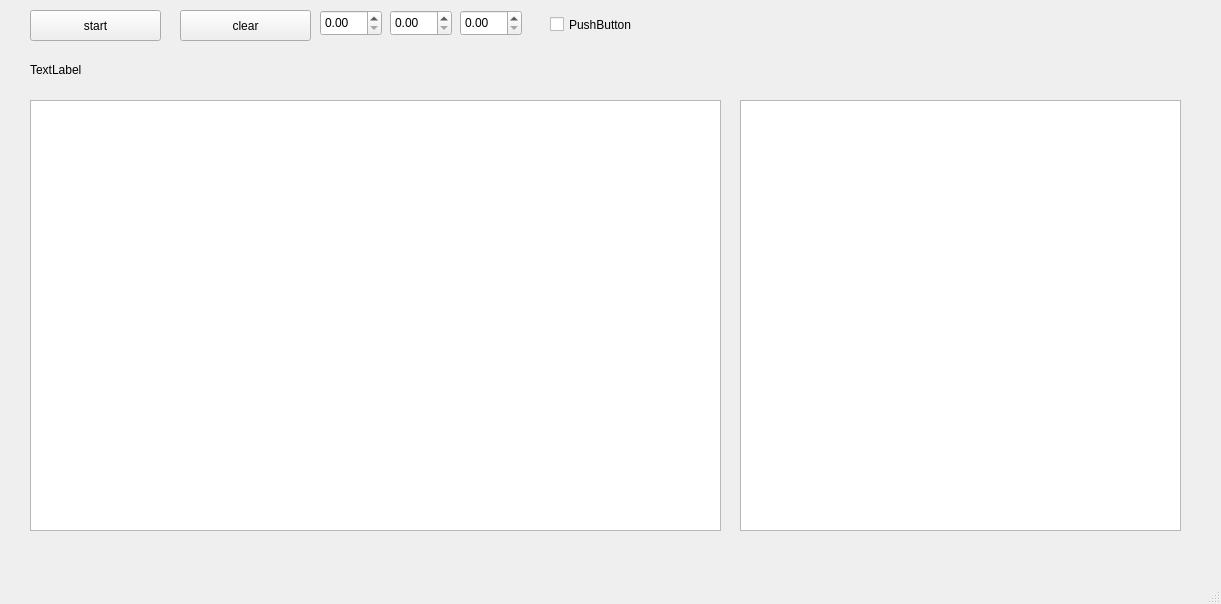
First picture: the form in mainwindow.ui, repository Tik-tak753/curs2025, before the edit.
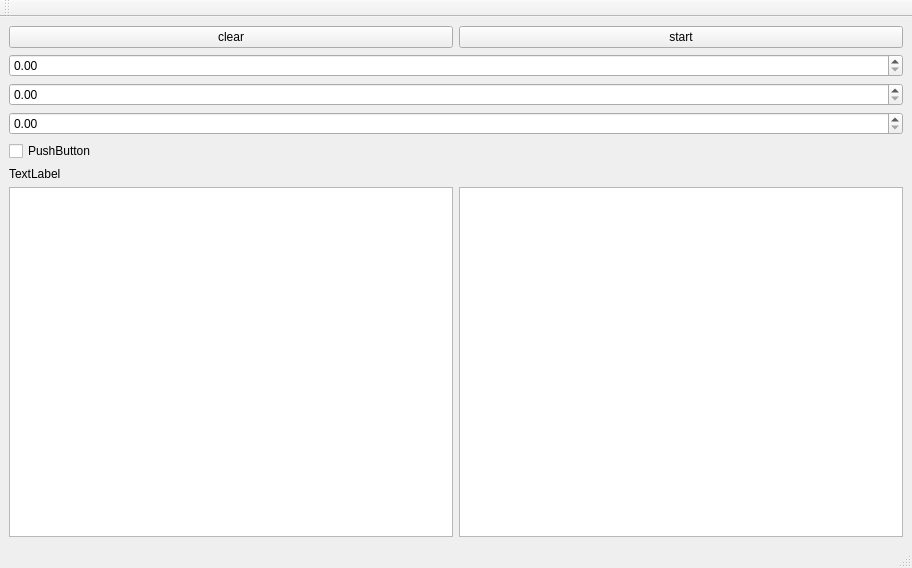
Second picture: the form after the edit.

Patch:
```diff
--- a/mainwindow.ui
+++ b/mainwindow.ui
@@ -6,116 +6,81 @@
    <rect>
     <x>0</x>
     <y>0</y>
-    <width>1221</width>
-    <height>604</height>
+    <width>912</width>
+    <height>568</height>
    </rect>
   </property>
   <property name="windowTitle">
    <string>MainWindow</string>
   </property>
   <widget class="QWidget" name="centralwidget">
-   <widget class="QPushButton" name="startButton">
-    <property name="geometry">
-     <rect>
-      <x>30</x>
-      <y>10</y>
-      <width>131</width>
-      <height>31</height>
-     </rect>
-    </property>
-    <property name="text">
-     <string>start</string>
-    </property>
-   </widget>
-   <widget class="QLabel" name="labelPos">
-    <property name="geometry">
-     <rect>
-      <x>30</x>
-      <y>59</y>
-      <width>621</width>
-      <height>21</height>
-     </rect>
-    </property>
-    <property name="text">
-     <string>TextLabel</string>
-    </property>
-   </widget>
-   <widget class="QGraphicsView" name="graphicsView">
-    <property name="geometry">
-     <rect>
-      <x>30</x>
-      <y>100</y>
-      <width>691</width>
-      <height>431</height>
-     </rect>
-    </property>
-   </widget>
-   <widget class="QPushButton" name="clearButton">
-    <property name="geometry">
-     <rect>
-      <x>180</x>
-      <y>10</y>
-      <width>131</width>
-      <height>31</height>
-     </rect>
-    </property>
-    <property name="text">
-     <string>clear</string>
-    </property>
-   </widget>
-   <widget class="QDoubleSpinBox" name="speedInput">
-    <property name="geometry">
-     <rect>
-      <x>320</x>
-      <y>10</y>
-      <width>62</width>
-      <height>26</height>
-     </rect>
-    </property>
-   </widget>
-   <widget class="QDoubleSpinBox" name="altitudeInput">
-    <property name="geometry">
-     <rect>
-      <x>390</x>
-      <y>10</y>
-      <width>62</width>
-      <height>26</height>
-     </rect>
-    </property>
-   </widget>
-   <widget class="QGraphicsView" name="graphicsViewZ">
-    <property name="geometry">
-     <rect>
-      <x>740</x>
-      <y>100</y>
-      <width>441</width>
-      <height>431</height>
-     </rect>
-    </property>
-   </widget>
-   <widget class="QDoubleSpinBox" name="doubleSpinBoxAccel">
-    <property name="geometry">
-     <rect>
-      <x>460</x>
-      <y>10</y>
-      <width>62</width>
-      <height>26</height>
-     </rect>
-    </property>
-   </widget>
-   <widget class="QCheckBox" name="manualButton">
-    <property name="geometry">
-     <rect>
-      <x>550</x>
-      <y>10</y>
-      <width>93</width>
-      <height>29</height>
-     </rect>
-    </property>
-    <property name="text">
-     <string>PushButton</string>
-    </property>
-   </widget>
+   <layout class="QVBoxLayout" name="verticalLayout">
+    <item>
+     <layout class="QHBoxLayout" name="horizontalLayout">
+      <item>
+       <widget class="QPushButton" name="clearButton">
+        <property name="text">
+         <string>clear</string>
+        </property>
+       </widget>
+      </item>
+      <item>
+       <widget class="QPushButton" name="startButton">
+        <property name="text">
+         <string>start</string>
+        </property>
+       </widget>
+      </item>
+     </layout>
+    </item>
+    <item>
+     <widget class="QDoubleSpinBox" name="doubleSpinBoxAccel"/>
+    </item>
+    <item>
+     <widget class="QDoubleSpinBox" name="altitudeInput"/>
+    </item>
+    <item>
+     <widget class="QDoubleSpinBox" name="speedInput"/>
+    </item>
+    <item>
+     <widget class="QCheckBox" name="manualButton">
+      <property name="text">
+       <string>PushButton</string>
+      </property>
+     </widget>
+    </item>
+    <item>
+     <widget class="QLabel" name="labelPos">
+      <property name="text">
+       <string>TextLabel</string>
+      </property>
+     </widget>
+    </item>
+    <item>
+     <layout class="QHBoxLayout" name="horizontalLayout_2" stretch="1,1">
+      <item>
+       <widget class="QGraphicsView" name="graphicsView">
+        <property name="sizePolicy">
+         <sizepolicy hsizetype="Expanding" vsizetype="Expanding">
+          <horstretch>0</horstretch>
+          <verstretch>0</verstretch>
+         </sizepolicy>
+        </property>
+       </widget>
+      </item>
+      <item>
+       <widget class="QGraphicsView" name="graphicsViewZ">
+        <property name="sizePolicy">
+         <sizepolicy hsizetype="Expanding" vsizetype="Expanding">
+          <horstretch>0</horstretch>
+          <verstretch>0</verstretch>
+         </sizepolicy>
+        </property>
+       </widget>
+      </item>
+     </layout>
+    </item>
+   </layout>
   </widget>
   <widget class="QMenuBar" name="menubar">
    <property name="geometry">
@@ -128,6 +93,17 @@
    </property>
   </widget>
   <widget class="QStatusBar" name="statusbar"/>
+  <widget class="QToolBar" name="toolBar">
+   <property name="windowTitle">
+    <string>toolBar</string>
+   </property>
+   <attribute name="toolBarArea">
+    <enum>TopToolBarArea</enum>
+   </attribute>
+   <attribute name="toolBarBreak">
+    <bool>false</bool>
+   </attribute>
+  </widget>
  </widget>
  <resources/>
  <connections/>
```
Left out of the diff: 2 changed lines with no effect on the pictures.
